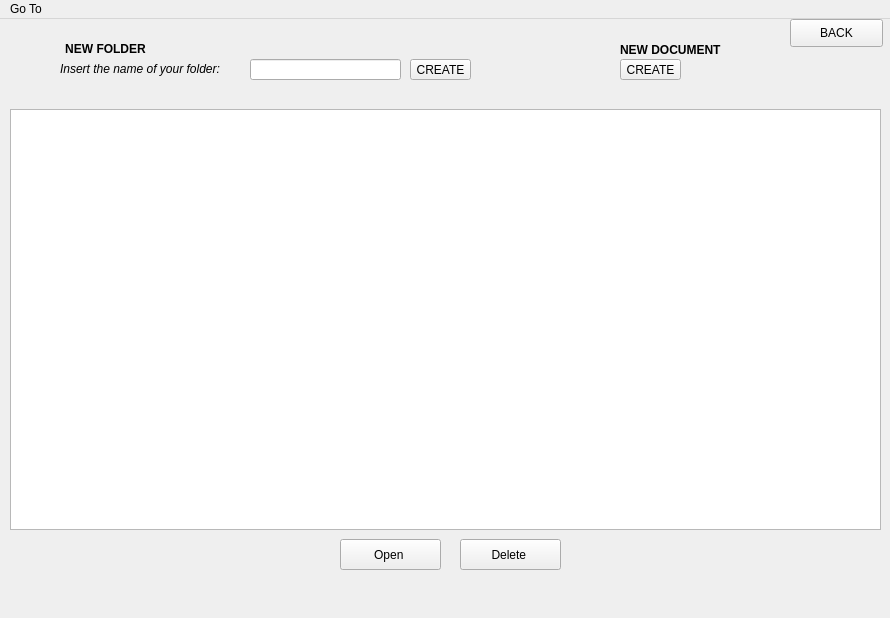
First picture: the form in GUI/SymposiumGui/directory.ui, repository RickZack/Symposium, before the edit.
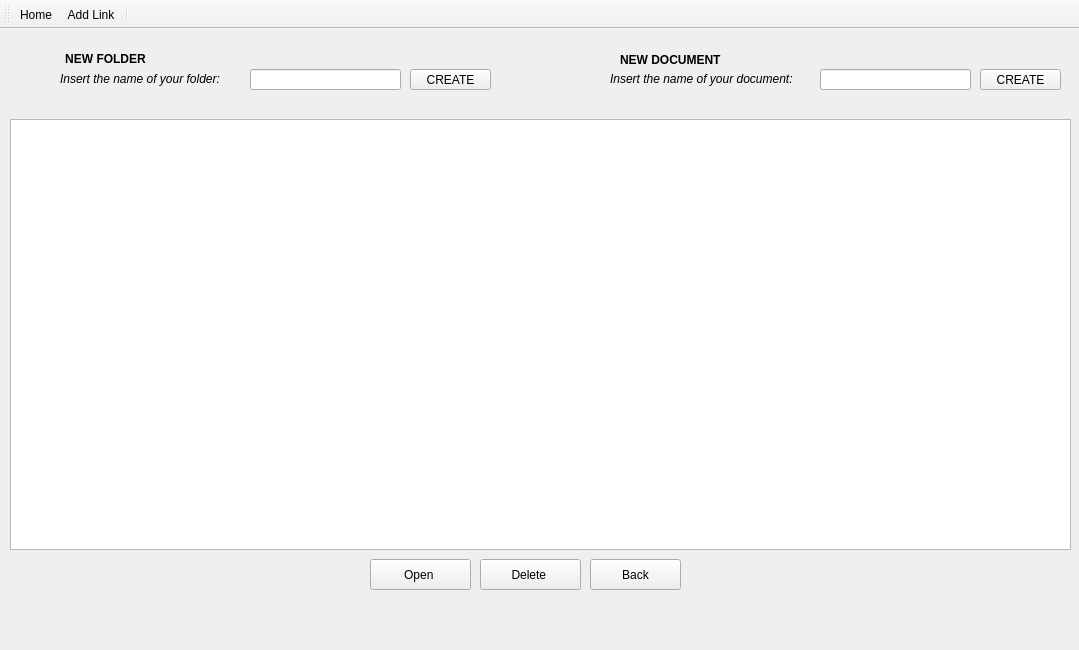
Second picture: the form after the edit. Icons and pictures are not drawn.

```diff
--- a/GUI/SymposiumGui/directory.ui
+++ b/GUI/SymposiumGui/directory.ui
@@ -6,8 +6,8 @@
    <rect>
     <x>0</x>
     <y>0</y>
-    <width>890</width>
-    <height>618</height>
+    <width>1079</width>
+    <height>650</height>
    </rect>
   </property>
   <property name="windowTitle">
@@ -25,16 +25,16 @@
      <rect>
       <x>10</x>
       <y>90</y>
-      <width>871</width>
-      <height>421</height>
+      <width>1061</width>
+      <height>431</height>
      </rect>
     </property>
    </widget>
    <widget class="QPushButton" name="pushButton">
     <property name="geometry">
      <rect>
-      <x>340</x>
-      <y>520</y>
+      <x>370</x>
+      <y>530</y>
       <width>101</width>
       <height>31</height>
      </rect>
@@ -46,8 +46,8 @@
    <widget class="QPushButton" name="pushButton_2">
     <property name="geometry">
      <rect>
-      <x>460</x>
-      <y>520</y>
+      <x>480</x>
+      <y>530</y>
       <width>101</width>
       <height>31</height>
      </rect>
@@ -97,10 +97,16 @@
      <rect>
       <x>410</x>
       <y>40</y>
-      <width>61</width>
+      <width>81</width>
       <height>21</height>
      </rect>
     </property>
+    <property name="minimumSize">
+     <size>
+      <width>61</width>
+      <height>0</height>
+     </size>
+    </property>
     <property name="text">
      <string>CREATE</string>
     </property>
@@ -127,12 +133,18 @@
    <widget class="QPushButton" name="pushButton_4">
     <property name="geometry">
      <rect>
-      <x>620</x>
+      <x>980</x>
       <y>40</y>
-      <width>61</width>
+      <width>81</width>
       <height>21</height>
      </rect>
     </property>
+    <property name="minimumSize">
+     <size>
+      <width>61</width>
+      <height>0</height>
+     </size>
+    </property>
     <property name="text">
      <string>CREATE</string>
     </property>
@@ -178,14 +190,37 @@
    <widget class="QPushButton" name="pushButton_5">
     <property name="geometry">
      <rect>
-      <x>790</x>
-      <y>0</y>
-      <width>93</width>
-      <height>28</height>
+      <x>590</x>
+      <y>530</y>
+      <width>91</width>
+      <height>31</height>
      </rect>
     </property>
     <property name="text">
-     <string>BACK</string>
+     <string>Back</string>
+    </property>
+   </widget>
+   <widget class="QLabel" name="label_6">
+    <property name="geometry">
+     <rect>
+      <x>610</x>
+      <y>40</y>
+      <width>211</width>
+      <height>21</height>
+     </rect>
+    </property>
+    <property name="text">
+     <string>&lt;html&gt;&lt;head/&gt;&lt;body&gt;&lt;p&gt;&lt;span style=&quot; font-style:italic;&quot;&gt;Insert the name of your document:&lt;/span&gt;&lt;/p&gt;&lt;/body&gt;&lt;/html&gt;</string>
+    </property>
+   </widget>
+   <widget class="QLineEdit" name="name_2">
+    <property name="geometry">
+     <rect>
+      <x>820</x>
+      <y>40</y>
+      <width>151</width>
+      <height>21</height>
+     </rect>
     </property>
    </widget>
   </widget>
@@ -194,18 +229,24 @@
     <rect>
      <x>0</x>
      <y>0</y>
-     <width>890</width>
+     <width>1079</width>
      <height>26</height>
     </rect>
    </property>
-   <widget class="QMenu" name="menuGo_To">
-    <property name="title">
-     <string>Go To</string>
-    </property>
-    <addaction name="actionHome"/>
-    <addaction name="actionUri"/>
-   </widget>
-   <addaction name="menuGo_To"/>
+  </widget>
+  <widget class="QToolBar" name="toolBar">
+   <property name="windowTitle">
+    <string>toolBar</string>
+   </property>
+   <attribute name="toolBarArea">
+    <enum>TopToolBarArea</enum>
+   </attribute>
+   <attribute name="toolBarBreak">
+    <bool>false</bool>
+   </attribute>
+   <addaction name="actionHome"/>
+   <addaction name="actionUri"/>
+   <addaction name="separator"/>
   </widget>
   <action name="actionHome">
    <property name="text">
@@ -214,7 +255,10 @@
   </action>
   <action name="actionUri">
    <property name="text">
-    <string>Uri</string>
+    <string>Add Link</string>
+   </property>
+   <property name="toolTip">
+    <string>&lt;html&gt;&lt;head/&gt;&lt;body&gt;&lt;p&gt;&lt;span style=&quot; font-weight:600; font-style:italic;&quot;&gt;Add Link&lt;/span&gt;&lt;/p&gt;&lt;/body&gt;&lt;/html&gt;</string>
    </property>
   </action>
  </widget>
```
Left out of the diff: 13 changed lines with no effect on the pictures.
